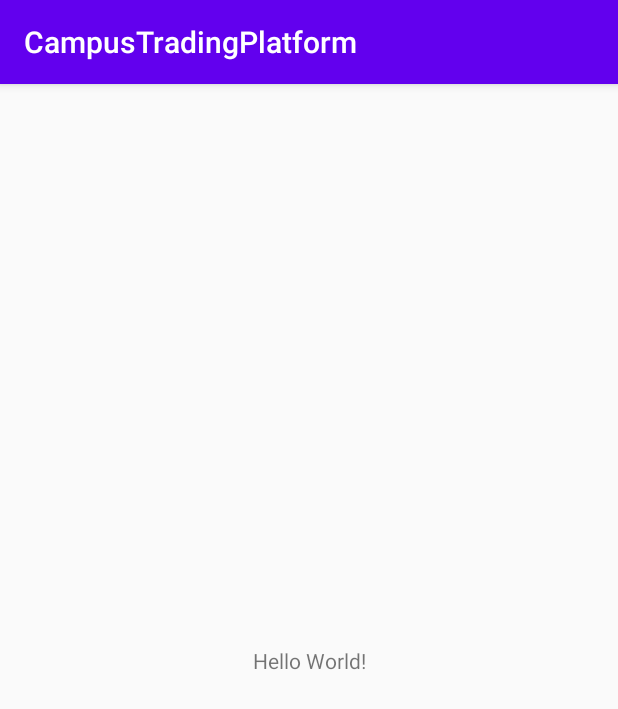
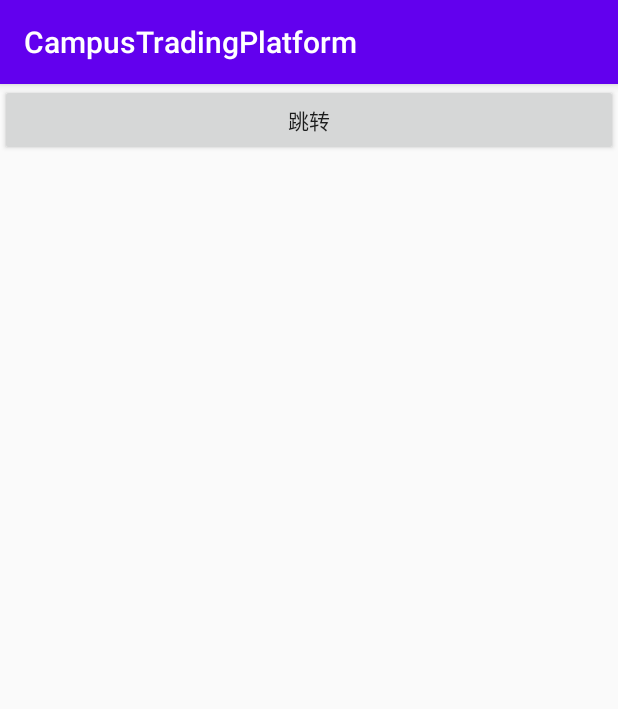
Before and after one commit to kongrui0414/CampusTradingPlatform, an Android app: the screen it shows after launch (MainActivity), on a phone screen of 412 x 824 dp. Shown: the top 709 px of the screen. Run offline under Robolectric (Android 15) with nearby library versions, the phone set to English and light mode, and no system bars.

Commit message:
init:测试GitHub

```diff
--- a/app/src/main/res/layout/activity_main.xml
+++ b/app/src/main/res/layout/activity_main.xml
@@ -1,18 +1,15 @@
 <?xml version="1.0" encoding="utf-8"?>
-<androidx.constraintlayout.widget.ConstraintLayout xmlns:android="http://schemas.android.com/apk/res/android"
+<LinearLayout xmlns:android="http://schemas.android.com/apk/res/android"
     xmlns:app="http://schemas.android.com/apk/res-auto"
     xmlns:tools="http://schemas.android.com/tools"
     android:layout_width="match_parent"
     android:layout_height="match_parent"
     tools:context=".MainActivity">
 
-    <TextView
-        android:layout_width="wrap_content"
+    <Button
+        android:layout_width="match_parent"
         android:layout_height="wrap_content"
-        android:text="Hello World!"
-        app:layout_constraintBottom_toBottomOf="parent"
-        app:layout_constraintLeft_toLeftOf="parent"
-        app:layout_constraintRight_toRightOf="parent"
-        app:layout_constraintTop_toTopOf="parent" />
+        android:text="跳转"
+        />
 
-</androidx.constraintlayout.widget.ConstraintLayout>
+</LinearLayout>
```
